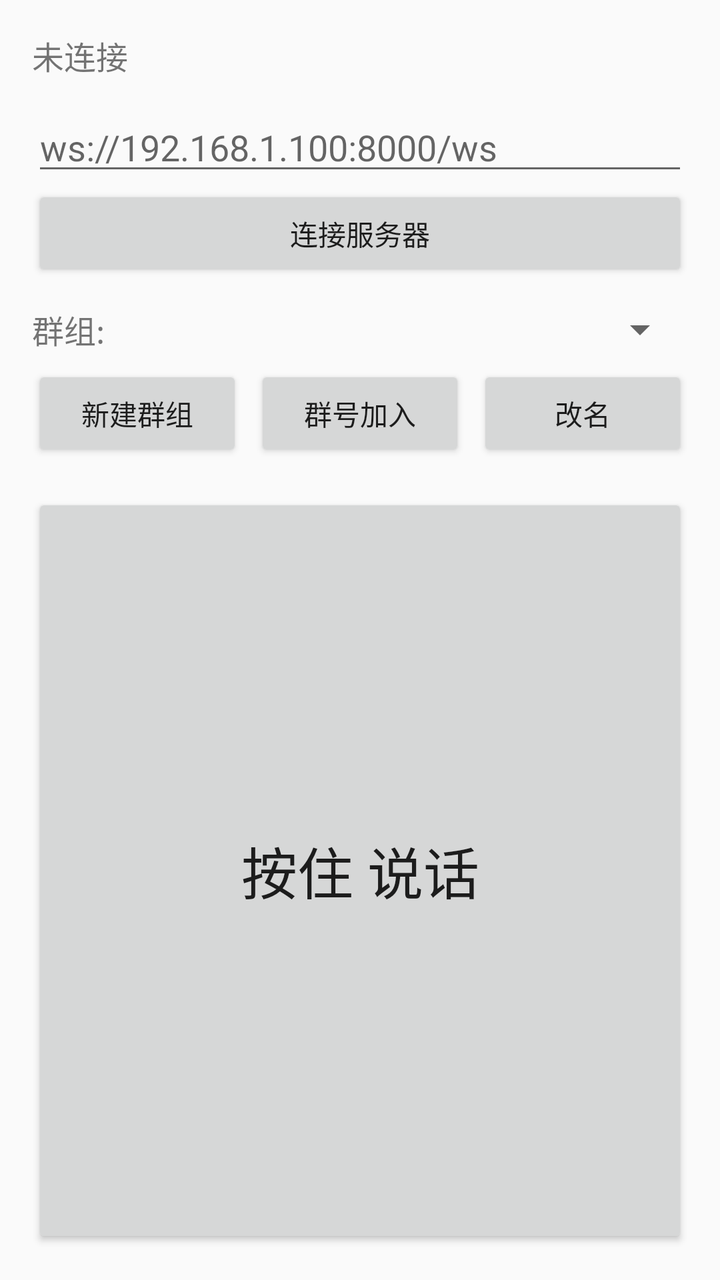
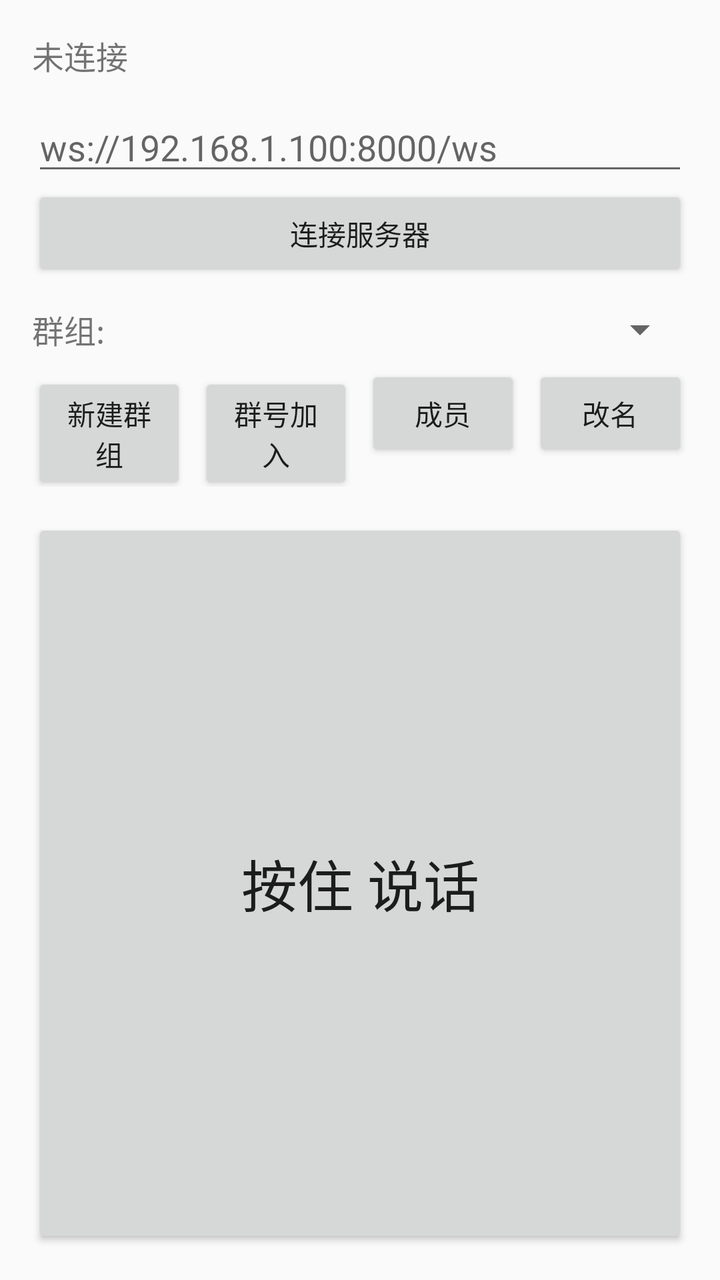

An Android layout rendered at two revisions. The XML below is the earlier revision; the diff shows what the commit changed to produce the second picture.
<!-- AndroidManifest.xml: application theme android:Theme.Material.Light.DarkActionBar -->
<!-- res/layout/activity_main.xml -->
<?xml version="1.0" encoding="utf-8"?>
<LinearLayout xmlns:android="http://schemas.android.com/apk/res/android"
    android:layout_width="match_parent"
    android:layout_height="match_parent"
    android:orientation="vertical"
    android:padding="16dp">

    <TextView
        android:id="@+id/tvStatus"
        android:layout_width="match_parent"
        android:layout_height="wrap_content"
        android:text="未连接"
        android:textSize="16sp" />

    <EditText
        android:id="@+id/etServer"
        android:layout_width="match_parent"
        android:layout_height="wrap_content"
        android:layout_marginTop="12dp"
        android:hint="ws://192.168.1.100:8000/ws"
        android:inputType="textUri" />

    <Button
        android:id="@+id/btnConnect"
        android:layout_width="match_parent"
        android:layout_height="wrap_content"
        android:text="连接服务器" />

    <LinearLayout
        android:layout_width="match_parent"
        android:layout_height="wrap_content"
        android:layout_marginTop="12dp"
        android:gravity="center_vertical"
        android:orientation="horizontal">

        <TextView
            android:layout_width="wrap_content"
            android:layout_height="wrap_content"
            android:text="群组:"
            android:textSize="16sp" />

        <Spinner
            android:id="@+id/spGroup"
            android:layout_width="0dp"
            android:layout_height="wrap_content"
            android:layout_weight="1" />
    </LinearLayout>

    <LinearLayout
        android:layout_width="match_parent"
        android:layout_height="wrap_content"
        android:layout_marginTop="6dp"
        android:orientation="horizontal">

        <Button
            android:id="@+id/btnCreateGroup"
            android:layout_width="0dp"
            android:layout_height="wrap_content"
            android:layout_weight="1"
            android:text="新建群组" />

        <Button
            android:id="@+id/btnJoinGroup"
            android:layout_width="0dp"
            android:layout_height="wrap_content"
            android:layout_marginStart="6dp"
            android:layout_weight="1"
            android:text="群号加入" />

        <Button
            android:id="@+id/btnRenameGroup"
            android:layout_width="0dp"
            android:layout_height="wrap_content"
            android:layout_marginStart="6dp"
            android:layout_weight="1"
            android:text="改名" />
    </LinearLayout>

    <Button
        android:id="@+id/btnPtt"
        android:layout_width="match_parent"
        android:layout_height="0dp"
        android:layout_marginTop="16dp"
        android:layout_weight="1"
        android:text="按住 说话"
        android:textSize="28sp" />
</LinearLayout>
<!-- resources referenced by this layout -->
<resources>

</resources>

<!-- the commit's change to res/layout/activity_main.xml (unified diff, before → after) -->
@@ -68,6 +68,14 @@
             android:text="群号加入" />
 
         <Button
+            android:id="@+id/btnMembers"
+            android:layout_width="0dp"
+            android:layout_height="wrap_content"
+            android:layout_marginStart="6dp"
+            android:layout_weight="1"
+            android:text="成员" />
+
+        <Button
             android:id="@+id/btnRenameGroup"
             android:layout_width="0dp"
             android:layout_height="wrap_content"
